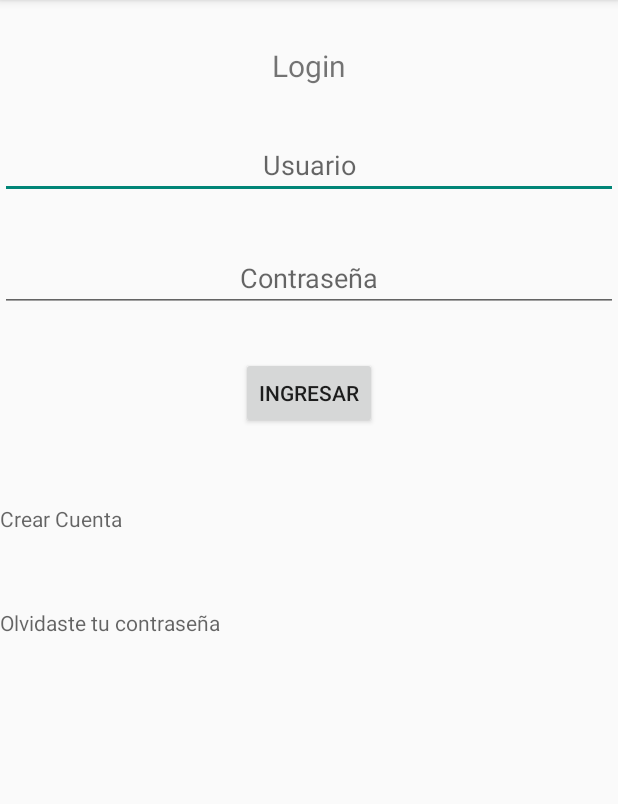
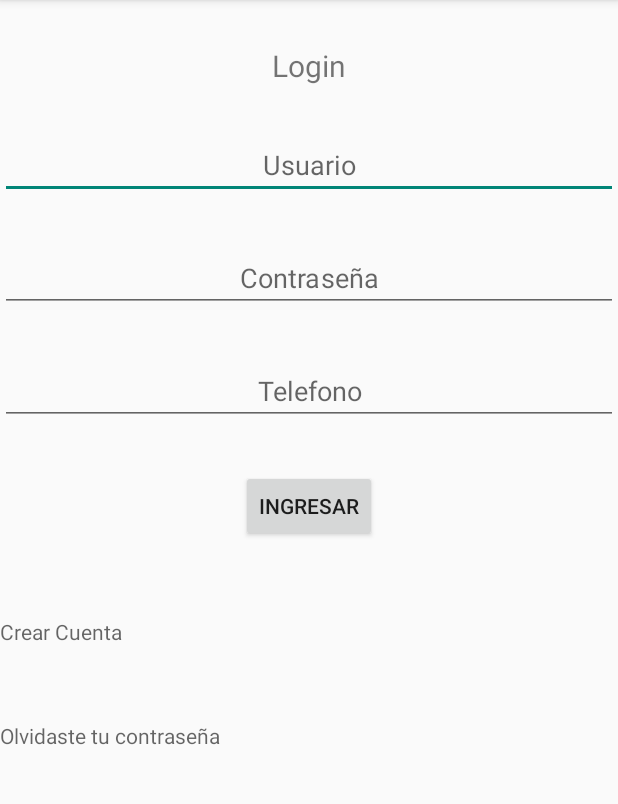
Before and after one commit to ArnoldoHde/AbonosApp, an Android app: the MainActivity screen opened directly, with no data from a screen before it, on a phone screen of 412 x 824 dp, the part 84-888 px from its top. Run offline under Robolectric (Android 15) with nearby library versions, the phone set to English and light mode, and no system bars.

Commit message:
Numero de Telefono Agregado
los quiero equipo

```diff
--- a/app/src/main/java/com/example/arnoldo/myapplication/Actividades/MainActivity.java
+++ b/app/src/main/java/com/example/arnoldo/myapplication/Actividades/MainActivity.java
@@ -1,5 +1,6 @@
 package com.example.arnoldo.myapplication.Actividades;
 
+import android.content.Intent;
 import android.support.v7.app.AppCompatActivity;
 import android.os.Bundle;
 import android.view.View;
@@ -15,7 +16,7 @@ import com.example.arnoldo.myapplication.Modelos.LoginUsuario;
 import com.example.arnoldo.myapplication.R;
 
 public class MainActivity extends AppCompatActivity {
-EditText email,password;
+EditText email,password,numTelefono;
 TextView tvOlvidastecontra,tvCuenta;
 Button btnIngresar;
 private LoginUsuario loginUsuario;
@@ -29,6 +30,7 @@ private LoginUsuario loginUsuario;
         tvOlvidastecontra=findViewById(R.id.tvOlvidastecontra);
         tvCuenta=findViewById(R.id.tvCuenta);
         btnIngresar=findViewById(R.id.btnIngresar);
+        numTelefono=findViewById(R.id.edtTelefono);
 
         btnIngresar.setOnClickListener(new View.OnClickListener() {
             @Override
@@ -48,10 +50,12 @@ private LoginUsuario loginUsuario;
         } else {
             String correo = email.getText().toString();
             String contrasena = password.getText().toString();
+            int telefono=Integer.parseInt(numTelefono.getText().toString());
 
             loginUsuario = new LoginUsuario();
             loginUsuario.setCorreo(correo);
             loginUsuario.setContraseña(contrasena);
+            loginUsuario.setTelefono(telefono);
 
             LoginManeger.login(loginUsuario);
 
@@ -61,6 +65,7 @@ private LoginUsuario loginUsuario;
 
         Toast.makeText(this, "Bienvenido"+event.getMessage(), Toast.LENGTH_SHORT).show();
         // debo agregar el intent a la pagina principal
+        Intent intent= new Intent( MainActivity.this,InicioActivity.class);
     }
 
     public void LoginError(LoginErrorEvent event){
--- a/app/src/main/res/layout/activity_main.xml
+++ b/app/src/main/res/layout/activity_main.xml
@@ -29,8 +29,19 @@
         android:layout_height="wrap_content"
         android:layout_gravity="center"
         android:gravity="center"
+        android:inputType="textPassword"
         android:layout_marginTop="30dp"
         android:hint="Contraseña"/>
+    <EditText
+        android:id="@+id/edtTelefono"
+        android:layout_width="match_parent"
+        android:layout_height="wrap_content"
+        android:layout_gravity="center"
+        android:gravity="center"
+        android:inputType="number"
+        android:layout_marginTop="30dp"
+        android:hint="Telefono"/>
+
     <Button
         android:id="@+id/btnIngresar"
         android:layout_width="wrap_content"
```
Also changed, not shown: app/src/main/java/com/example/arnoldo/myapplication/Modelos/LoginUsuario.java (+12 -1 lines).
